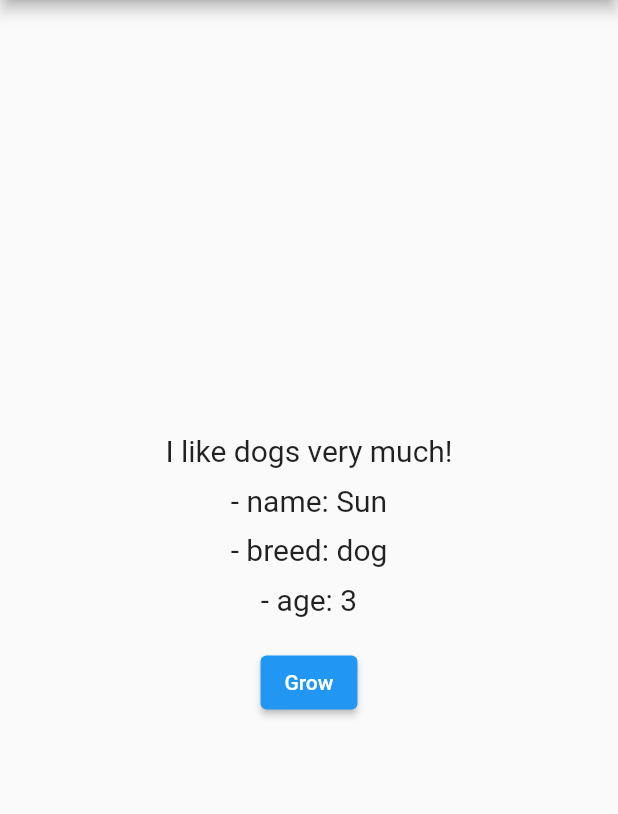
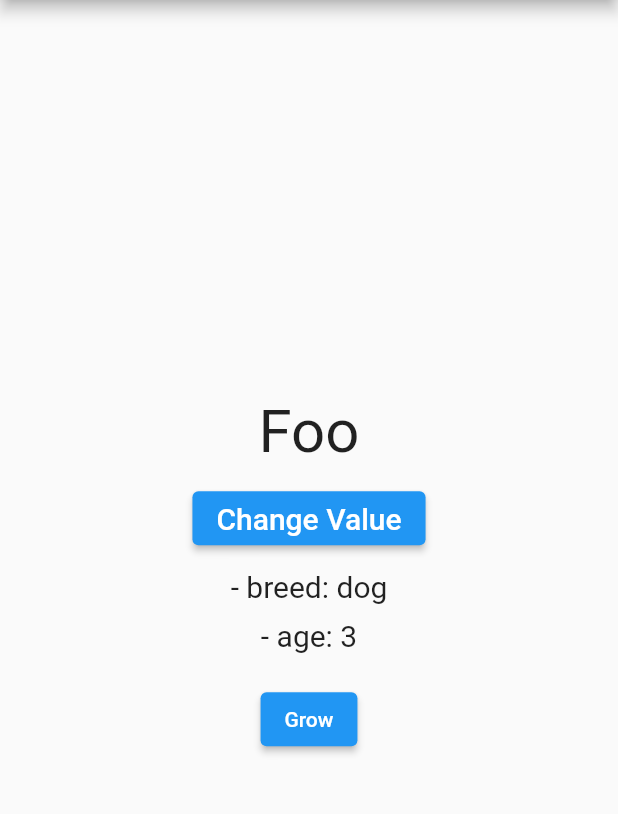
Before and after one commit to pb3enguin/flutter_provider_1, a Flutter app: the screen it shows after launch, on a phone screen of 412 x 824 dp, the part 84-898 px from its top. Run offline on Flutter 3.47's test engine with Material 2 defaults, Android fonts, the phone set to English and light mode, and no system bars.

Commit message:
chapter 16

```diff
--- a/lib/main.dart
+++ b/lib/main.dart
@@ -48,15 +48,17 @@ class MyApp extends StatelessWidget {
   }
 }
 
-class MyHomePage extends StatefulWidget {
-  const MyHomePage({Key? key}) : super(key: key);
+class Foo with ChangeNotifier {
+  String value = 'Foo';
 
-  @override
-  State<MyHomePage> createState() => _MyHomePageState();
+  void changeValue() {
+    value = value == 'Foo' ? 'Bar' : 'Foo';
+    notifyListeners();
+  }
 }
 
-class _MyHomePageState extends State<MyHomePage> {
-  final dog = Dog(name: 'dog03', breed: 'breed03');
+class MyHomePage extends StatelessWidget {
+  const MyHomePage({Key? key}) : super(key: key);
 
   @override
   Widget build(BuildContext context) {
@@ -64,30 +66,33 @@ class _MyHomePageState extends State<MyHomePage> {
       appBar: AppBar(
         title: const Text('Provider 01'),
       ),
-      body: Consumer<Dog>(
-        builder: (BuildContext context, Dog dog, Widget? child) {
+      body: ChangeNotifierProvider<Foo>(
+        create: (_) => Foo(),
+        child:
+            Consumer<Foo>(builder: (BuildContext context, Foo foo, Widget? _) {
           return Center(
             child: Column(
               mainAxisAlignment: MainAxisAlignment.center,
               mainAxisSize: MainAxisSize.min,
               children: [
-                child!,
+                Text(
+                  foo.value,
+                  style: TextStyle(fontSize: 40.0),
+                ),
                 const SizedBox(height: 10.0),
-                Text(
-                  '- name: ${dog.name}',
-                  style: const TextStyle(fontSize: 20.0),
+                ElevatedButton(
+                  onPressed: () => foo.changeValue(),
+                  child: Text(
+                    'Change Value',
+                    style: TextStyle(fontSize: 20.0),
+                  ),
                 ),
                 const SizedBox(height: 10.0),
                 const BreedAndAge(),
               ],
             ),
           );
-        },
-        child: const Text(
-          // avoid rebuild
-          'I like dogs very much!',
-          style: TextStyle(fontSize: 20.0),
-        ),
+        }),
       ),
     );
   }
--- a/pubspec.yaml
+++ b/pubspec.yaml
@@ -3,7 +3,7 @@ description: A new Flutter project.
 
 # The following line prevents the package from being accidentally published to
 # pub.dev using `flutter pub publish`. This is preferred for private packages.
-publish_to: 'none' # Remove this line if you wish to publish to pub.dev
+publish_to: "none" # Remove this line if you wish to publish to pub.dev
 
 # The following defines the version and build number for your application.
 # A version number is three numbers separated by dots, like 1.2.43
@@ -33,13 +33,12 @@ dependencies:
   provider: ^6.0.2
 
 dev_dependencies:
-
   # The "flutter_lints" package below contains a set of recommended lints to
   # encourage good coding practices. The lint set provided by the package is
   # activated in the `analysis_options.yaml` file located at the root of your
   # package. See that file for information about deactivating specific lint
   # rules and activating additional ones.
-  flutter_lints: ^1.0.4
+  flutter_lints: ^2.0.0
   flutter_test:
     sdk: flutter
 
@@ -47,7 +46,6 @@ dev_dependencies:
 # following page: https://dart.dev/tools/pub/pubspec
 # The following section is specific to Flutter packages.
 flutter:
-
   # The following line ensures that the Material Icons font is
   # included with your application, so that you can use the icons in
   # the material Icons class.
```
Also changed, not shown: pubspec.lock, 1 other file.
